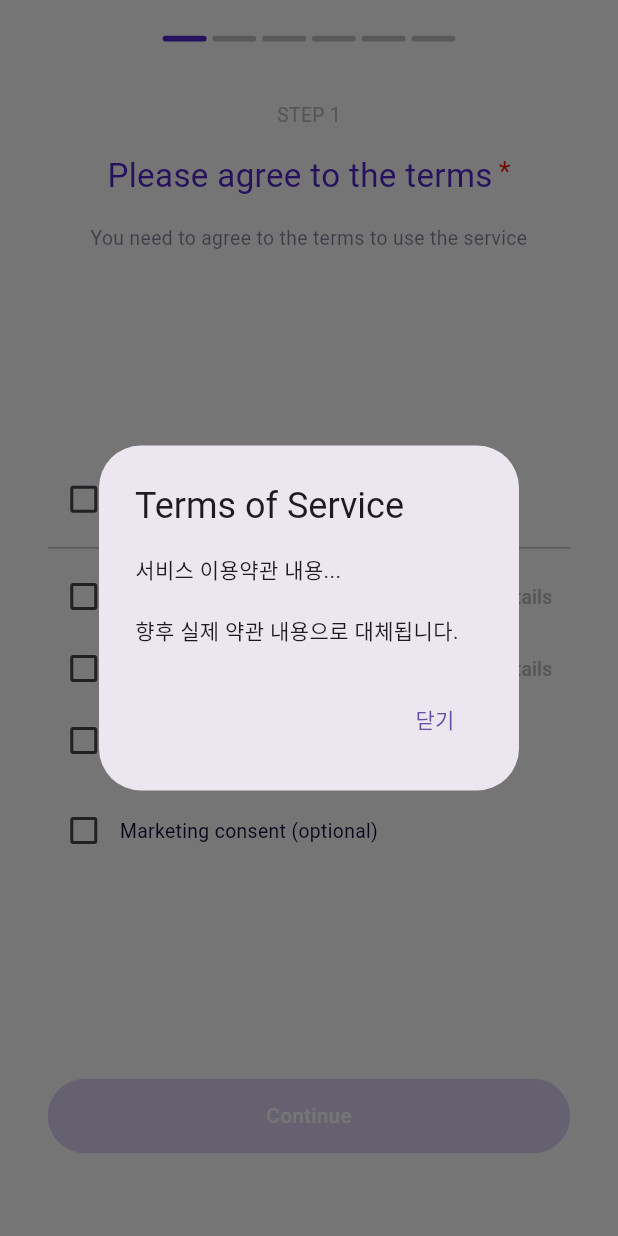
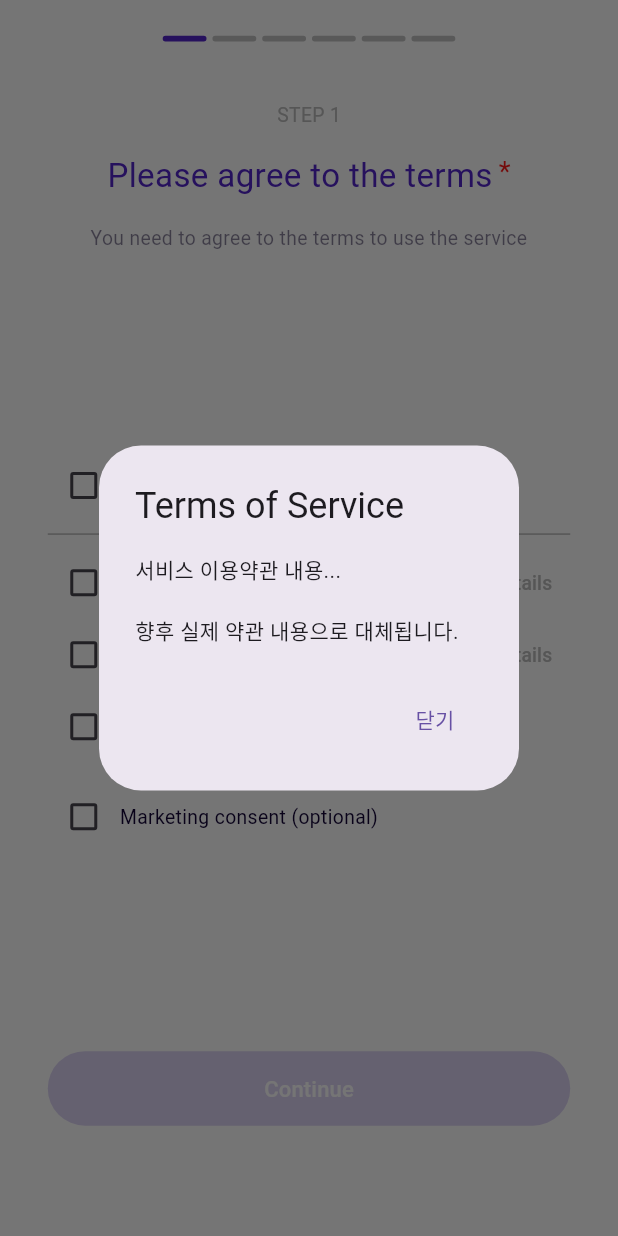
Before and after one commit to TEAM-Tripgether/tripgether-flutter, a Flutter app: the OnboardingScreen screen opened by its route, after a tap on "View details", on a phone screen of 412 x 824 dp. Run offline on Flutter 3.47's test engine with Material 3 defaults, Android fonts, the phone set to English and light mode, and no system bars; our stand-ins replace cached_network_image, device_info_plus, dio, firebase_core, firebase_messaging, flutter_animate and 12 more; accounts and stored records are empty; generated files the repository leaves out were written again; Roboto replaces fonts that are missing (Pretendard-Bold, Pretendard-Medium, Pretendard-Regular); project files that could hold a hidden picture were left out.

Commit message:
20251112_#81_디자인_색상_레이아웃_1차_디자인_피드백 : refactor : 온보딩 UI 개선 및 레이아웃 일관성 확보 #81
- 색상 변경

```diff
--- a/lib/core/theme/app_colors.dart
+++ b/lib/core/theme/app_colors.dart
@@ -92,7 +92,8 @@ class AppColors {
 
   static WidgetStateProperty<Color> continueButtonColor() {
     return WidgetStateProperty.resolveWith<Color>((states) {
-      if (states.contains(WidgetState.disabled)) return mainColor.withValues(alpha: 0.2);
+      if (states.contains(WidgetState.disabled))
+        return mainColor.withValues(alpha: 0.2);
       return buttonActive;
     });
   }
--- a/lib/core/theme/app_text_styles.dart
+++ b/lib/core/theme/app_text_styles.dart
@@ -103,12 +103,12 @@ class AppTextStyles {
     color: AppColors.textColor1,
   );
 
-  /// 작은 보조 텍스트 (Regular, 12px, alpha 0.6)
+  /// 작은 보조 텍스트 (Regular, 12px)
   /// 사용처: 캡션, 작은 보조 설명
   static TextStyle caption12 = TextStyle(
     fontFamily: 'Pretendard-Regular',
     fontSize: 12.sp,
-    color: AppColors.textColor1.withValues(alpha: 0.6),
+    color: AppColors.textColor1,
   );
 
   // ============================================================================
@@ -177,7 +177,7 @@ class AppTextStyles {
   static TextStyle splashSloganRegular12 = TextStyle(
     fontFamily: 'Pretendard-Regular',
     fontSize: 12.sp,
-    color: AppColors.white.withValues(alpha: 0.8),
+    color: AppColors.white,
     letterSpacing: 0.5,
   );
 
--- a/lib/features/onboarding/presentation/pages/birthdate_page.dart
+++ b/lib/features/onboarding/presentation/pages/birthdate_page.dart
@@ -218,7 +218,7 @@ class _BirthdatePageState extends ConsumerState<BirthdatePage> {
             Text(
               l10n.onboardingBirthdateAgeLimit,
               style: AppTextStyles.metaMedium12.copyWith(
-                color: AppColors.error,
+                color: AppColors.subColor2,
               ),
               textAlign: TextAlign.center,
             ),
--- a/lib/features/onboarding/presentation/pages/interests_page.dart
+++ b/lib/features/onboarding/presentation/pages/interests_page.dart
@@ -263,12 +263,12 @@ class _InterestsPageState extends ConsumerState<InterestsPage> {
           Text(
             l10n.onboardingInterestsChangeInfo,
             style: AppTextStyles.metaMedium12.copyWith(
-              color: AppColors.textColor1.withValues(alpha: 0.7),
+              color: AppColors.subColor2,
             ),
             textAlign: TextAlign.center,
           ),
 
-          AppSpacing.verticalSpaceMD,
+          AppSpacing.verticalSpaceLG,
         ],
       ),
       button: PrimaryButton(
--- a/lib/features/onboarding/presentation/widgets/onboarding_layout.dart
+++ b/lib/features/onboarding/presentation/widgets/onboarding_layout.dart
@@ -129,7 +129,7 @@ class OnboardingLayout extends StatelessWidget {
           button,
 
           // 9. 하단 고정 간격
-          AppSpacing.verticalSpace60,
+          AppSpacing.verticalSpace80,
         ],
       ),
     );
--- a/lib/features/splash/presentation/screens/splash_screen.dart
+++ b/lib/features/splash/presentation/screens/splash_screen.dart
@@ -292,7 +292,9 @@ class _SplashScreenState extends ConsumerState<SplashScreen>
                         offset: Offset(0, 40.h), // Tripgether 기준 아래쪽으로
                         child: Text(
                           'More than tours. Real local moments',
-                          style: AppTextStyles.splashSloganRegular12,
+                          style: AppTextStyles.splashSloganRegular12.copyWith(
+                            color: AppColors.white.withValues(alpha: 0.8),
+                          ),
                         ),
                       ),
                     ),
--- a/lib/shared/widgets/buttons/common_button.dart
+++ b/lib/shared/widgets/buttons/common_button.dart
@@ -109,7 +109,14 @@ class PrimaryButton extends StatelessWidget {
                     Icon(icon, size: AppSizes.iconMedium),
                     SizedBox(width: AppSpacing.sm),
                   ],
-                  Text(text),
+                  Text(
+                    text,
+                    style: AppTextStyles.buttonLargeMedium16.copyWith(
+                      color: onPressed != null
+                          ? AppColors.buttonTextActive
+                          : AppColors.buttonTextInactive,
+                    ),
+                  ),
                 ],
               ),
       ),
--- a/lib/shared/widgets/inputs/onboarding_text_field.dart
+++ b/lib/shared/widgets/inputs/onboarding_text_field.dart
@@ -98,7 +98,7 @@ class OnboardingTextField extends StatelessWidget {
       decoration: InputDecoration(
         hintText: hintText,
         hintStyle: AppTextStyles.bodyMedium16.copyWith(
-          color: AppColors.textColor1.withValues(alpha: 0.35), // 중첩 alpha: 0.7 × 0.5 = 0.35
+          color: AppColors.subColor2, // 힌트 텍스트: medium16 + subColor2
         ),
         counterText: '', // 글자 수 카운터 숨김
         filled: false, // 배경 투명
```
Also changed, not shown: lib/features/debug/share_extension_log_screen.dart (+9 -2 lines), lib/features/onboarding/presentation/widgets/interest_chip.dart (+16 -9 lines).
